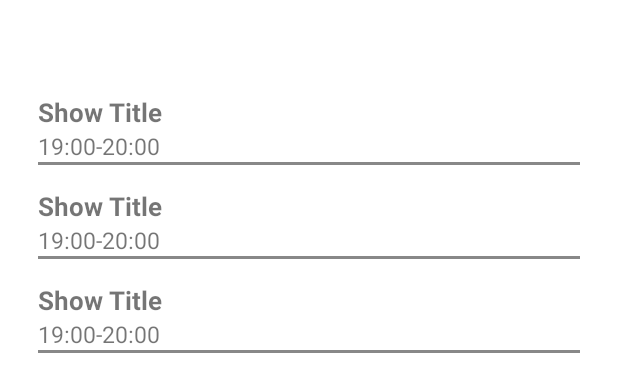
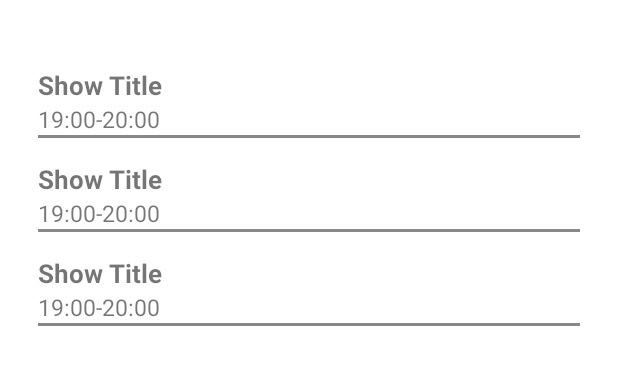
Before and after one commit to MrQwerty9/Submission_MenjadiAndroidDeveloperExpert, an Android app: the layout fragment_schedule_content.xml on its own in the app's theme, with its tools: preview values and no code run, on a phone screen of 412 x 824 dp. Shown: the top 392 px of the screen. Run offline under Robolectric (Android 15) with nearby library versions, the phone set to English and light mode, and no system bars.

Commit message:
fix 7 days schedule

```diff
--- a/app/src/main/res/layout/fragment_schedule_content.xml
+++ b/app/src/main/res/layout/fragment_schedule_content.xml
@@ -3,33 +3,26 @@
     xmlns:tools="http://schemas.android.com/tools"
     android:layout_width="match_parent"
     android:layout_height="match_parent"
-    xmlns:app="http://schemas.android.com/apk/res-auto"
     tools:context=".ui.schedule.content.ScheduleContentFragment">
 
-    <androidx.constraintlayout.widget.ConstraintLayout
+    <LinearLayout
         android:layout_width="match_parent"
-        android:layout_height="match_parent">
+        android:layout_height="match_parent"
+        android:orientation="vertical">
 
         <TextView
             android:id="@+id/tv_schedule_date"
-            android:layout_width="wrap_content"
-            android:layout_height="wrap_content"
-            app:layout_constraintEnd_toEndOf="parent"
-            app:layout_constraintStart_toStartOf="parent"
-            app:layout_constraintTop_toTopOf="parent" />
+            android:layout_width="match_parent"
+            android:layout_height="wrap_content" />
 
         <androidx.recyclerview.widget.RecyclerView
             android:id="@+id/rv_cast"
-            android:layout_width="0dp"
+            android:layout_width="match_parent"
             android:layout_height="wrap_content"
-            android:layout_marginTop="28dp"
-            app:layout_constraintEnd_toEndOf="parent"
-            app:layout_constraintHorizontal_bias="0.0"
-            app:layout_constraintStart_toStartOf="parent"
-            app:layout_constraintTop_toBottomOf="@+id/tv_schedule_date"
+            android:layout_marginTop="10dp"
             tools:listitem="@layout/item_schedule" />
 
-    </androidx.constraintlayout.widget.ConstraintLayout>
+    </LinearLayout>
 
     <ProgressBar
         android:id="@+id/progress_bar"
--- a/core/src/main/java/com/sstudio/submission_made/core/data/source/local/entity/ChannelWithSchedule.kt
+++ b/core/src/main/java/com/sstudio/submission_made/core/data/source/local/entity/ChannelWithSchedule.kt
@@ -1,12 +1,8 @@
 package com.sstudio.submission_made.core.data.source.local.entity
 
 import androidx.room.Embedded
-import androidx.room.Relation
 
 data class ChannelWithSchedule(
     @Embedded
-    var channelEntity: ChannelEntity,
-
-    @Relation(parentColumn = "id", entityColumn = "channelId")
     var scheduleEntity: List<ScheduleEntity>
 )
--- a/core/src/main/java/com/sstudio/submission_made/core/domain/repository/ITvGuideRepository.kt
+++ b/core/src/main/java/com/sstudio/submission_made/core/domain/repository/ITvGuideRepository.kt
@@ -3,13 +3,13 @@ package com.sstudio.submission_made.core.domain.repository
 import androidx.paging.PagedList
 import com.sstudio.submission_made.core.data.Resource
 import com.sstudio.submission_made.core.domain.model.Channel
-import com.sstudio.submission_made.core.domain.model.ChannelWithScheduleModel
 import com.sstudio.submission_made.core.domain.model.Favorite
+import com.sstudio.submission_made.core.domain.model.Schedule
 import kotlinx.coroutines.flow.Flow
 
 interface ITvGuideRepository {
     fun getAllChannel(needFetch: Boolean) : Flow<Resource<PagedList<Channel>>>
-    fun getSchedule(needFetch: Boolean, channelId: Int, date: String): Flow<Resource<ChannelWithScheduleModel>>
+    fun getSchedule(needFetch: Boolean, channelId: Int, date: String): Flow<Resource<List<Schedule>>>
     fun getAllFavoriteChannel(): Flow<PagedList<Channel>>
 
     fun setFavorite(channelId: Int)
--- a/core/src/main/java/com/sstudio/submission_made/core/domain/usecase/TvGuideUseCase.kt
+++ b/core/src/main/java/com/sstudio/submission_made/core/domain/usecase/TvGuideUseCase.kt
@@ -3,13 +3,13 @@ package com.sstudio.submission_made.core.domain.usecase
 import androidx.paging.PagedList
 import com.sstudio.submission_made.core.data.Resource
 import com.sstudio.submission_made.core.domain.model.Channel
-import com.sstudio.submission_made.core.domain.model.ChannelWithScheduleModel
 import com.sstudio.submission_made.core.domain.model.Favorite
+import com.sstudio.submission_made.core.domain.model.Schedule
 import kotlinx.coroutines.flow.Flow
 
 interface TvGuideUseCase {
     fun getAllChannel(needFetch: Boolean) : Flow<Resource<PagedList<Channel>>>
-    fun getSchedule(needFetch: Boolean, channelId: Int, date: String): Flow<Resource<ChannelWithScheduleModel>>
+    fun getSchedule(needFetch: Boolean, channelId: Int, date: String): Flow<Resource<List<Schedule>>>
     fun getAllFavoriteChannel(): Flow<PagedList<Channel>>
 
     fun setFavorite(channelId: Int)
```
Also changed, not shown: app/src/main/java/com/sstudio/submission_made/ui/schedule/ScheduleActivity.kt (+5 -2 lines), app/src/main/java/com/sstudio/submission_made/ui/schedule/SchedulePagerAdapter.kt (+17 -4 lines), app/src/main/java/com/sstudio/submission_made/ui/schedule/content/ScheduleContentFragment.kt (+12 -5 lines), app/src/main/java/com/sstudio/submission_made/ui/schedule/content/ScheduleContentViewModel.kt (+17 -23 lines), app/src/main/res/layout/content_detail_schedule.xml (+5 -11 lines), core/src/main/java/com/sstudio/submission_made/core/data/TvGuideRepository.kt (+7 -7 lines), core/src/main/java/com/sstudio/submission_made/core/data/source/local/LocalDataSource.kt (+5 -2 lines), core/src/main/java/com/sstudio/submission_made/core/data/source/local/entity/ScheduleEntity.kt (+1 -6 lines), core/src/main/java/com/sstudio/submission_made/core/data/source/local/room/TvGuideDao.kt (+7 -4 lines), core/src/main/java/com/sstudio/submission_made/core/utils/DataDummy.kt (+5 -6 lines), core/src/main/java/com/sstudio/submission_made/core/utils/DataMapper.kt (+22 -24 lines), 1 other file.
